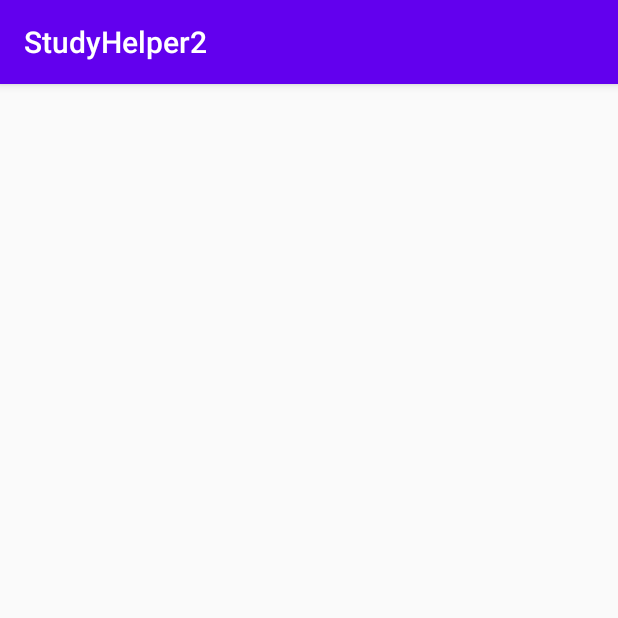
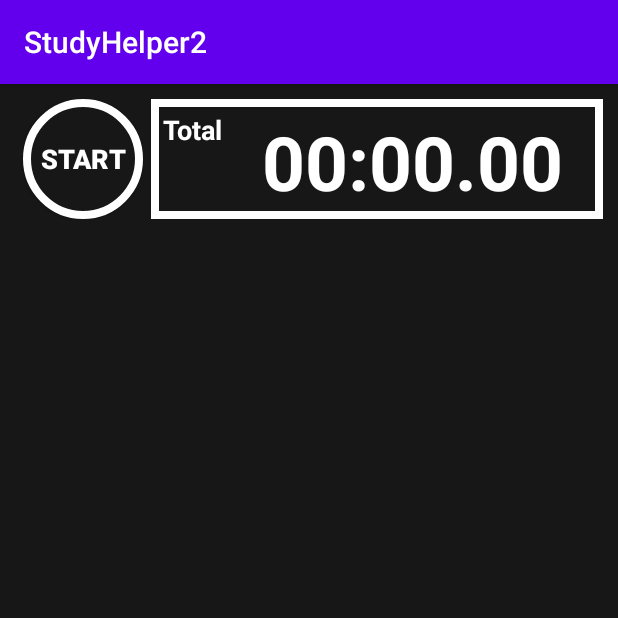
Before and after one commit to kangdongju-peng/StudyHelper2, an Android app: the fragment Page2Fragment shown on its own in the app's theme, on a phone screen of 412 x 824 dp, the top half of it. Run offline under Robolectric (Android 15) with nearby library versions, the phone set to English and light mode, and no system bars.

Commit message:
2nd commit (van) -> make ui

```diff
--- a/app/src/main/java/com/example/studyhelper2/Page2Fragment.kt
+++ b/app/src/main/java/com/example/studyhelper2/Page2Fragment.kt
@@ -5,7 +5,6 @@ import android.view.LayoutInflater
 import android.view.View
 import android.view.ViewGroup
 import androidx.fragment.app.Fragment
-import kotlinx.android.synthetic.main.fragment_2.*
 
 
 class Page2Fragment : Fragment(){
@@ -13,7 +12,7 @@ class Page2Fragment : Fragment(){
         inflater: LayoutInflater, container: ViewGroup?,
         savedInstanceState: Bundle?
     ): View? {
-        val root = inflater.inflate(R.layout.fragment_2, container, false)
+        val root = inflater.inflate(R.layout.fragment_timet_p_stopw, container, false)
         return root
     }
     // 뷰 생성이 완료되면 호출되는 메소드
--- /dev/null
+++ b/app/src/main/java/com/example/studyhelper2/StopWatch.kt
@@ -0,0 +1 @@
+package com.example.studyhelper2
--- /dev/null
+++ b/app/src/main/res/drawable/button_state.xml
@@ -0,0 +1,16 @@
+<?xml version="1.0" encoding="utf-8"?>
+<selector xmlns:android="http://schemas.android.com/apk/res/android">
+    <item>
+        <shape android:shape="rectangle">
+            <corners android:radius="500dp"/>
+            <solid android:color="#171717"/>
+            <padding android:bottom="8dp"
+                android:left="8dp"
+                android:right="8dp"
+                android:top="8dp" />
+            <stroke
+                android:width="5dp"
+                android:color="#fff"/>
+        </shape>
+    </item>
+</selector>
--- /dev/null
+++ b/app/src/main/res/drawable/stopw_textview.xml
@@ -0,0 +1,15 @@
+<?xml version="1.0" encoding="utf-8"?>
+<selector xmlns:android="http://schemas.android.com/apk/res/android">
+    <item>
+        <shape android:shape="rectangle">
+            <solid android:color="#171717"/>
+            <padding android:bottom="8dp"
+                android:left="8dp"
+                android:right="8dp"
+                android:top="8dp" />
+            <stroke
+                android:width="5dp"
+                android:color="#fff"/>
+        </shape>
+    </item>
+</selector>
--- a/app/src/main/res/layout/fragment_2.xml
+++ /dev/null
@@ -1,6 +0,0 @@
-<?xml version="1.0" encoding="utf-8"?>
-<androidx.constraintlayout.widget.ConstraintLayout
-    xmlns:android="http://schemas.android.com/apk/res/android" android:layout_width="match_parent"
-    android:layout_height="match_parent">
-
-</androidx.constraintlayout.widget.ConstraintLayout>
--- /dev/null
+++ b/app/src/main/res/layout/fragment_timet_p_stopw.xml
@@ -0,0 +1,63 @@
+<?xml version="1.0" encoding="utf-8"?>
+<androidx.constraintlayout.widget.ConstraintLayout xmlns:android="http://schemas.android.com/apk/res/android"
+    xmlns:tools="http://schemas.android.com/tools"
+    android:layout_width="match_parent"
+    android:layout_height="match_parent"
+    android:background="#171717"
+    xmlns:app="http://schemas.android.com/apk/res-auto">
+
+    <LinearLayout
+        android:layout_width="match_parent"
+        android:layout_height="100dp"
+        android:orientation="horizontal"
+        android:padding="10dp"
+        app:layout_constraintBottom_toBottomOf="parent"
+        app:layout_constraintHorizontal_bias="0.0"
+        app:layout_constraintLeft_toLeftOf="parent"
+        app:layout_constraintRight_toRightOf="parent"
+        app:layout_constraintTop_toTopOf="parent"
+        app:layout_constraintVertical_bias="0.0">
+
+        <Button
+            android:id="@+id/button"
+            android:layout_width="80dp"
+            android:layout_height="match_parent"
+            android:background="@drawable/button_state"
+            android:gravity="center"
+            android:layout_marginLeft="5dp"
+            android:layout_marginRight="5dp"
+            android:text="@string/start"
+            android:textColor="#fff"
+            android:textSize="18sp"
+            android:textStyle="bold" />
+
+        <LinearLayout
+            android:layout_width="0dp"
+            android:layout_height="match_parent"
+            android:layout_gravity="top"
+            android:layout_weight="1"
+            android:background="@drawable/stopw_textview"
+            android:gravity="top">
+
+            <TextView
+                android:layout_width="0dp"
+                android:layout_height="match_parent"
+                android:layout_weight="1"
+                android:text="@string/total"
+                android:textColor="#fff"
+                android:textSize="18sp"
+                android:textStyle="bold"
+                tools:ignore="NestedWeights" />
+
+            <TextView
+                android:layout_width="0dp"
+                android:layout_height="match_parent"
+                android:layout_weight="5"
+                android:gravity="center_horizontal"
+                android:text="@string/stopw_default"
+                android:textColor="#fff"
+                android:textSize="50sp"
+                android:textStyle="bold" />
+        </LinearLayout>
+    </LinearLayout>
+</androidx.constraintlayout.widget.ConstraintLayout>
--- a/app/src/main/res/values/strings.xml
+++ b/app/src/main/res/values/strings.xml
@@ -1,3 +1,7 @@
 <resources>
     <string name="app_name">StudyHelper2</string>
+    <string name="start">Start</string>
+    <string name="stopw_default">00:00.00</string>
+    <string name="stopw_milli_default">.00</string>
+    <string name="total">Total</string>
 </resources>
```
